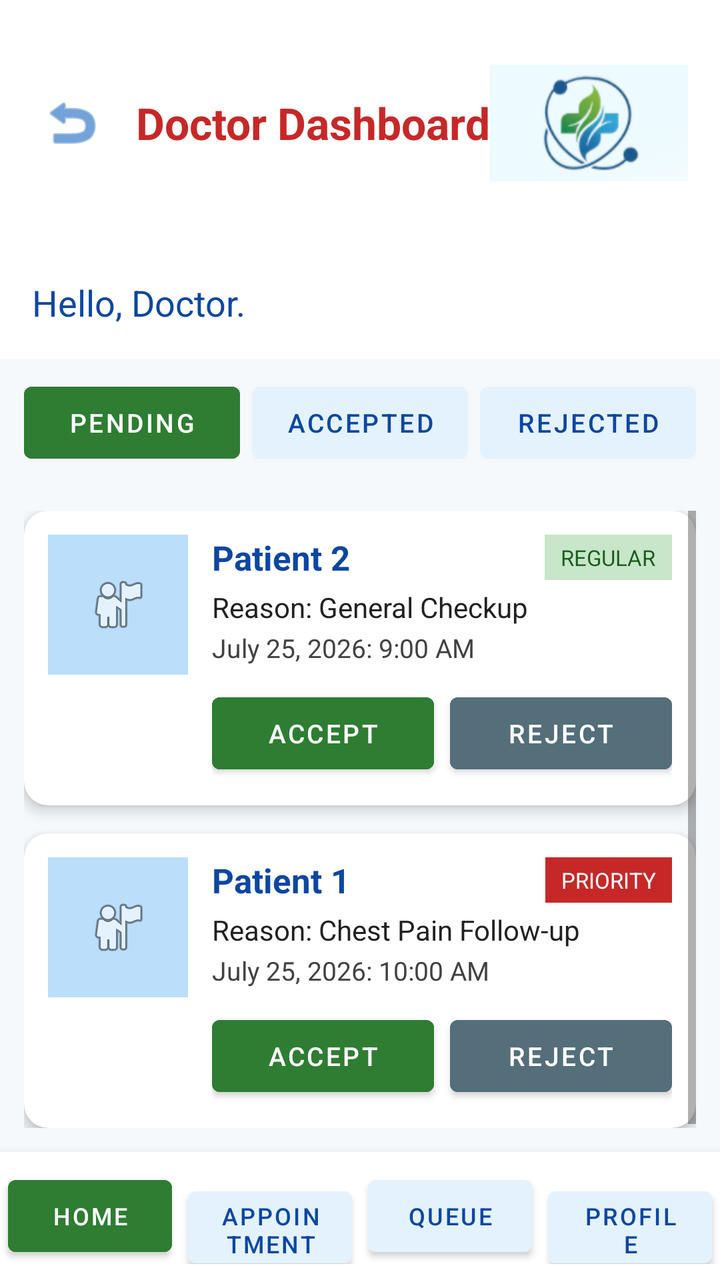
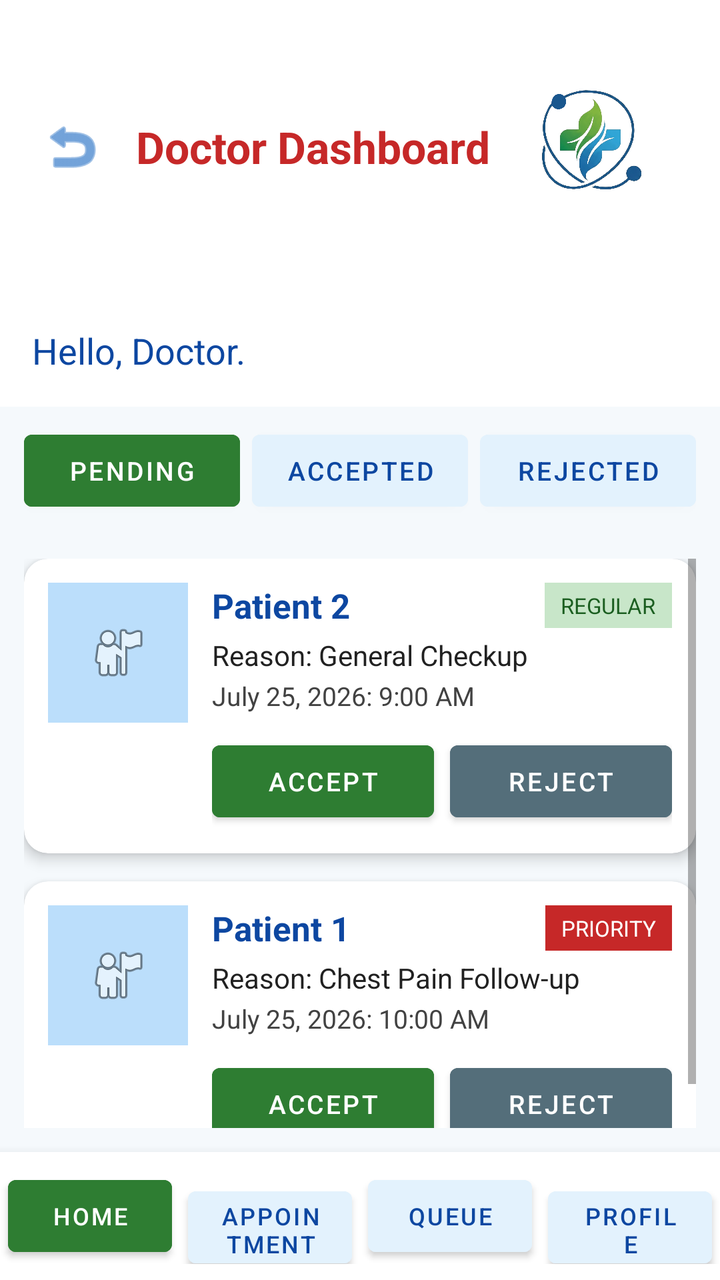

Before-and-after screenshots of an Android layout around one commit, followed by the original layout XML and the change that was made.
<!-- AndroidManifest.xml: application theme Theme.QueueLessHealth -->
<!-- res/layout/activity_main_2.xml -->
<?xml version="1.0" encoding="utf-8"?>
<LinearLayout xmlns:android="http://schemas.android.com/apk/res/android"
    xmlns:app="http://schemas.android.com/apk/res-auto"
    xmlns:tools="http://schemas.android.com/tools"
    android:layout_width="match_parent"
    android:layout_height="match_parent"
    android:orientation="vertical"
    android:background="#F5F9FC">

    
    <LinearLayout
        android:layout_width="match_parent"
        android:layout_height="wrap_content"
        android:orientation="horizontal"
        android:padding="16dp"
        android:gravity="center_vertical"
        android:background="#FFFFFF">

        <ImageView
            android:id="@+id/btnBack"
            android:layout_width="40dp"
            android:layout_height="40dp"
            android:src="@android:drawable/ic_menu_revert"
            android:contentDescription="Back"
            app:tint="#1565C0"
            android:padding="4dp" />

        <TextView
            android:layout_width="wrap_content"
            android:layout_height="wrap_content"
            android:layout_marginStart="12dp"
            android:text="Doctor Dashboard"
            android:textColor="#C62828"
            android:textSize="22sp"
            android:textStyle="bold" />

        <ImageView
            android:id="@+id/imageView"
            android:layout_width="wrap_content"
            android:layout_height="wrap_content"
            android:layout_weight="1"
            app:srcCompat="@drawable/screenshot_2026_10_12_133011" />
    </LinearLayout>

    
    <TextView
        android:id="@+id/tvGreeting"
        android:layout_width="match_parent"
        android:layout_height="wrap_content"
        android:layout_marginBottom="8dp"
        android:background="#FFFFFF"
        android:padding="16dp"
        android:text="Hello, Doctor."
        android:textColor="#0D47A1"
        android:textSize="18sp" />

    
    <LinearLayout
        android:layout_width="match_parent"
        android:layout_height="wrap_content"
        android:orientation="horizontal"
        android:paddingHorizontal="12dp"
        android:paddingBottom="8dp">

        <Button
            android:id="@+id/btnPending"
            android:layout_width="0dp"
            android:layout_height="48dp"
            android:layout_weight="1"
            android:text="PENDING"
            android:textSize="13sp"
            android:backgroundTint="#2E7D32"
            android:textColor="#FFFFFF"
            android:layout_marginEnd="6dp" />

        <Button
            android:id="@+id/btnAccepted"
            android:layout_width="0dp"
            android:layout_height="48dp"
            android:layout_weight="1"
            android:text="ACCEPTED"
            android:textSize="13sp"
            android:backgroundTint="#E3F2FD"
            android:textColor="#0D47A1"
            android:layout_marginEnd="6dp" />

        <Button
            android:id="@+id/btnRejected"
            android:layout_width="0dp"
            android:layout_height="48dp"
            android:layout_weight="1"
            android:text="REJECTED"
            android:textSize="13sp"
            android:backgroundTint="#E3F2FD"
            android:textColor="#0D47A1" />
    </LinearLayout>

    
    <ScrollView
        android:layout_width="match_parent"
        android:layout_height="0dp"
        android:layout_weight="1"
        android:padding="12dp">

        <LinearLayout
            android:layout_width="match_parent"
            android:layout_height="wrap_content"
            android:orientation="vertical">

            
            <androidx.cardview.widget.CardView
                android:id="@+id/cardPatient1"
                android:layout_width="match_parent"
                android:layout_height="wrap_content"
                android:layout_marginBottom="14dp"
                app:cardCornerRadius="12dp"
                app:cardElevation="4dp"
                app:cardBackgroundColor="#FFFFFF">

                <LinearLayout
                    android:layout_width="match_parent"
                    android:layout_height="wrap_content"
                    android:orientation="horizontal"
                    android:padding="12dp">

                    <ImageView
                        android:layout_width="70dp"
                        android:layout_height="70dp"
                        android:src="@android:drawable/ic_menu_myplaces"
                        android:background="#BBDEFB"
                        android:scaleType="centerInside"
                        android:contentDescription="Patient photo" />

                    <LinearLayout
                        android:layout_width="0dp"
                        android:layout_height="wrap_content"
                        android:layout_weight="1"
                        android:orientation="vertical"
                        android:layout_marginStart="12dp">

                        <LinearLayout
                            android:layout_width="match_parent"
                            android:layout_height="wrap_content"
                            android:orientation="horizontal"
                            android:gravity="center_vertical">

                            <TextView
                                android:id="@+id/tvPatient1Name"
                                android:layout_width="0dp"
                                android:layout_height="wrap_content"
                                android:layout_weight="1"
                                android:text="Patient 2"
                                android:textColor="#0D47A1"
                                android:textSize="17sp"
                                android:textStyle="bold" />

                            <TextView
                                android:id="@+id/tvPatient1Type"
                                android:layout_width="wrap_content"
                                android:layout_height="wrap_content"
                                android:text="REGULAR"
                                android:textSize="11sp"
                                android:textColor="#1B5E20"
                                android:background="#C8E6C9"
                                android:paddingHorizontal="8dp"
                                android:paddingVertical="4dp" />
                        </LinearLayout>

                        <TextView
                            android:id="@+id/tvPatient1Reason"
                            android:layout_width="wrap_content"
                            android:layout_height="wrap_content"
                            android:layout_marginTop="4dp"
                            android:text="Reason: General Checkup"
                            android:textColor="#212121"
                            android:textSize="14sp" />

                        <TextView
                            android:id="@+id/tvPatient1Time"
                            android:layout_width="wrap_content"
                            android:layout_height="wrap_content"
                            android:text="July 25, 2026: 9:00 AM"
                            android:textSize="13sp"
                            android:textColor="#424242"
                            android:layout_marginTop="2dp" />

                        <LinearLayout
                            android:id="@+id/layoutPatient1Actions"
                            android:layout_width="match_parent"
                            android:layout_height="wrap_content"
                            android:orientation="horizontal"
                            android:layout_marginTop="10dp">

                            <Button
                                android:id="@+id/btnAccept1"
                                android:layout_width="0dp"
                                android:layout_height="48dp"
                                android:layout_weight="1"
                                android:text="ACCEPT"
                                android:textSize="13sp"
                                android:backgroundTint="#2E7D32"
                                android:textColor="#FFFFFF"
                                android:layout_marginEnd="8dp" />

                            <Button
                                android:id="@+id/btnReject1"
                                android:layout_width="0dp"
                                android:layout_height="48dp"
                                android:layout_weight="1"
                                android:text="REJECT"
                                android:textSize="13sp"
                                android:backgroundTint="#546E7A"
                                android:textColor="#FFFFFF" />
                        </LinearLayout>
                    </LinearLayout>
                </LinearLayout>
            </androidx.cardview.widget.CardView>

            
            <androidx.cardview.widget.CardView
                android:id="@+id/cardPatient2"
                android:layout_width="match_parent"
                android:layout_height="wrap_content"
                android:layout_marginBottom="14dp"
                app:cardCornerRadius="12dp"
                app:cardElevation="4dp"
                app:cardBackgroundColor="#FFFFFF">

                <LinearLayout
                    android:layout_width="match_parent"
                    android:layout_height="wrap_content"
                    android:orientation="horizontal"
                    android:padding="12dp">

                    <ImageView
                        android:layout_width="70dp"
                        android:layout_height="70dp"
                        android:src="@android:drawable/ic_menu_myplaces"
                        android:background="#BBDEFB"
                        android:scaleType="centerInside"
                        android:contentDescription="Patient photo" />

                    <LinearLayout
                        android:layout_width="0dp"
                        android:layout_height="wrap_content"
                        android:layout_weight="1"
                        android:orientation="vertical"
                        android:layout_marginStart="12dp">

                        <LinearLayout
                            android:layout_width="match_parent"
                            android:layout_height="wrap_content"
                            android:orientation="horizontal"
                            android:gravity="center_vertical">

                            <TextView
                                android:id="@+id/tvPatient2Name"
                                android:layout_width="0dp"
                                android:layout_height="wrap_content"
                                android:layout_weight="1"
                                android:text="Patient 1"
                                android:textColor="#0D47A1"
                                android:textSize="17sp"
                                android:textStyle="bold" />

                            <TextView
                                android:id="@+id/tvPatient2Type"
                                android:layout_width="wrap_content"
                                android:layout_height="wrap_content"
                                android:text="PRIORITY"
                                android:textSize="11sp"
                                android:textColor="#FFFFFF"
                                android:background="#C62828"
                                android:paddingHorizontal="8dp"
                                android:paddingVertical="4dp" />
                        </LinearLayout>

                        <TextView
                            android:id="@+id/tvPatient2Reason"
                            android:layout_width="wrap_content"
                            android:layout_height="wrap_content"
                            android:layout_marginTop="4dp"
                            android:text="Reason: Chest Pain Follow-up"
                            android:textColor="#212121"
                            android:textSize="14sp" />

                        <TextView
                            android:id="@+id/tvPatient2Time"
                            android:layout_width="wrap_content"
                            android:layout_height="wrap_content"
                            android:text="July 25, 2026: 10:00 AM"
                            android:textSize="13sp"
                            android:textColor="#424242"
                            android:layout_marginTop="2dp" />

                        <LinearLayout
                            android:id="@+id/layoutPatient2Actions"
                            android:layout_width="match_parent"
                            android:layout_height="wrap_content"
                            android:orientation="horizontal"
                            android:layout_marginTop="10dp">

                            <Button
                                android:id="@+id/btnAccept2"
                                android:layout_width="0dp"
                                android:layout_height="48dp"
                                android:layout_weight="1"
                                android:backgroundTint="#2E7D32"
                                android:text="ACCEPT"
                                android:textColor="#FFFFFF"
                                android:textSize="13sp"
                                android:layout_marginEnd="8dp" />

                            <Button
                                android:id="@+id/btnReject2"
                                android:layout_width="0dp"
                                android:layout_height="48dp"
                                android:layout_weight="1"
                                android:backgroundTint="#546E7A"
                                android:text="REJECT"
                                android:textColor="#FFFFFF"
                                android:textSize="13sp" />
                        </LinearLayout>
                    </LinearLayout>
                </LinearLayout>
            </androidx.cardview.widget.CardView>

            
            <TextView
                android:id="@+id/tvEmptyState"
                android:layout_width="match_parent"
                android:layout_height="wrap_content"
                android:gravity="center"
                android:padding="32dp"
                android:text="No appointments found for this category."
                android:textColor="#757575"
                android:textSize="16sp"
                android:visibility="gone" />

        </LinearLayout>
    </ScrollView>

    
    <LinearLayout
        android:layout_width="match_parent"
        android:layout_height="wrap_content"
        android:orientation="horizontal"
        android:background="#FFFFFF"
        android:paddingVertical="8dp"
        android:elevation="8dp">

        <Button
            android:id="@+id/navHome"
            android:layout_width="0dp"
            android:layout_height="48dp"
            android:layout_weight="1"
            android:text="Home"
            android:textSize="12sp"
            android:backgroundTint="#2E7D32"
            android:textColor="#FFFFFF"
            android:layout_marginHorizontal="4dp" />

        <Button
            android:id="@+id/navAppointment"
            android:layout_width="0dp"
            android:layout_height="48dp"
            android:layout_marginHorizontal="4dp"
            android:layout_weight="1"
            android:backgroundTint="#E3F2FD"
            android:text="Appointment"
            android:textColor="#0D47A1"
            android:textSize="12sp" />

        <Button
            android:id="@+id/navQueue"
            android:layout_width="0dp"
            android:layout_height="48dp"
            android:layout_weight="1"
            android:text="Queue"
            android:textSize="12sp"
            android:backgroundTint="#E3F2FD"
            android:textColor="#0D47A1"
            android:layout_marginHorizontal="4dp" />

        <Button
            android:id="@+id/navProfile"
            android:layout_width="0dp"
            android:layout_height="48dp"
            android:layout_marginHorizontal="4dp"
            android:layout_weight="1"
            android:backgroundTint="#E3F2FD"
            android:text="Profile"
            android:textColor="#0D47A1"
            android:textSize="12sp" />
    </LinearLayout>

</LinearLayout>
<!-- resources referenced by this layout -->
<resources>
  <!-- drawable screenshot_2026_10_12_133011: png bitmap (drawable, 10260 bytes) -->
  <style name="Theme.QueueLessHealth" parent="Theme.MaterialComponents.DayNight.DarkActionBar">
          
          <item name="colorPrimary">@color/purple_500</item>
          <item name="colorPrimaryVariant">@color/purple_700</item>
          <item name="colorOnPrimary">@color/white</item>
          
          <item name="colorSecondary">@color/teal_200</item>
          <item name="colorSecondaryVariant">@color/teal_700</item>
          <item name="colorOnSecondary">@color/black</item>
          
          <item name="android:statusBarColor">?attr/colorPrimaryVariant</item>
          
      </style>
  <color name="purple_500">#FF6200EE</color>
  <color name="purple_700">#FF3700B3</color>
  <color name="white">#FFFFFFFF</color>
  <color name="teal_200">#FF03DAC5</color>
  <color name="teal_700">#FF018786</color>
  <color name="black">#FF000000</color>
</resources>

<!-- the commit's change to res/layout/activity_main_2.xml (unified diff, before → after) -->
@@ -36,10 +36,10 @@
 
         <ImageView
             android:id="@+id/imageView"
-            android:layout_width="wrap_content"
-            android:layout_height="wrap_content"
-            android:layout_weight="1"
-            app:srcCompat="@drawable/screenshot_2026_10_12_133011" />
+            android:layout_width="180dp"
+            android:layout_height="115dp"
+            android:layout_weight="1"
+            app:srcCompat="@drawable/firefly_removebackground" />
     </LinearLayout>
 
     
<!-- resource entries referenced after the edit -->
@@ -1,6 +1,6 @@
 <!-- resources referenced by this layout -->
 <resources>
-  <!-- drawable screenshot_2026_10_12_133011: png bitmap (drawable, 10260 bytes) -->
+  <!-- drawable firefly_removebackground: png bitmap (drawable, 436808 bytes) -->
   <style name="Theme.QueueLessHealth" parent="Theme.MaterialComponents.DayNight.DarkActionBar">
           
           <item name="colorPrimary">@color/purple_500</item>
